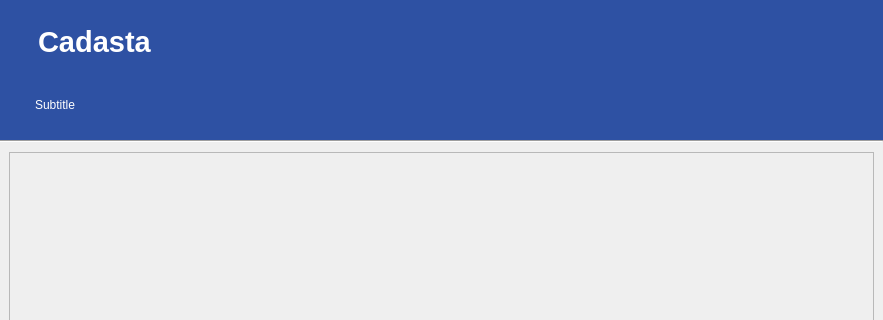
First picture: the form in cadasta/gui/ui/dialog_base.ui, repository kartoza/cadasta-qgis-plugin, before the edit; both pictures show x 0 to 883 and y 0 to 320 of the 883 by 811 pixel window.
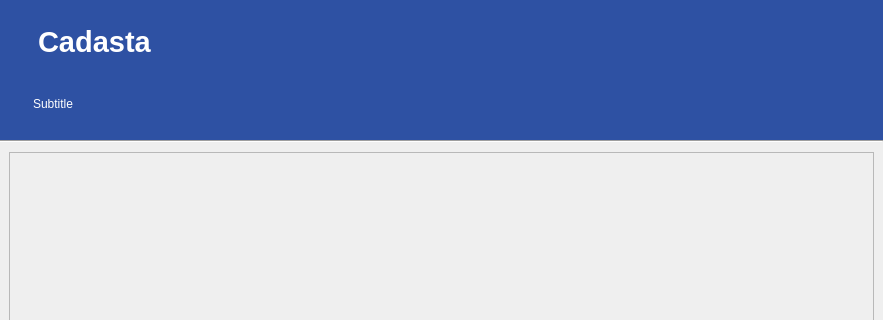
Second picture: the form after the edit. Icons and pictures are not drawn.

Patch:
```diff
--- a/cadasta/gui/ui/dialog_base.ui
+++ b/cadasta/gui/ui/dialog_base.ui
@@ -108,8 +108,11 @@
           <property name="alignment">
            <set>Qt::AlignBottom|Qt::AlignLeading|Qt::AlignLeft</set>
           </property>
+          <property name="margin">
+           <number>10</number>
+          </property>
           <property name="indent">
-           <number>-1</number>
+           <number>1</number>
           </property>
          </widget>
         </item>
```
